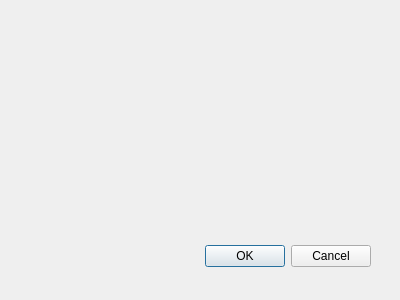
This is qgis_build/treebeard/treebeard_dialog_base.ui in earthlab-education/treebeard as Qt 5 draws it before an edit. The edited form follows.
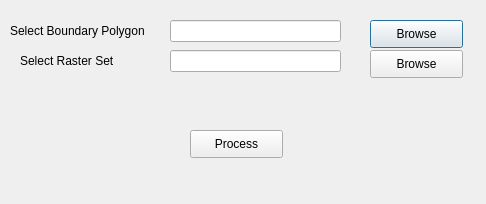
This is the edited form.

Commit message: updated ui references in main file and added docstrings to functions

```diff
--- a/qgis_build/treebeard/treebeard_dialog_base.ui
+++ b/qgis_build/treebeard/treebeard_dialog_base.ui
@@ -1,31 +1,100 @@
 <ui version="4.0" >
  <class>treebeardDialogBase</class>
- <widget class="QDialog" name="treebeardDialogBase" >
-  <property name="geometry" >
+ <widget class="QDialog" name="treebeardDialogBase">
+  <property name="geometry">
    <rect>
     <x>0</x>
     <y>0</y>
-    <width>400</width>
-    <height>300</height>
+    <width>486</width>
+    <height>204</height>
    </rect>
   </property>
   <property name="windowTitle" >
    <string>Treebeard</string>
   </property>
-  <widget class="QDialogButtonBox" name="button_box" >
-   <property name="geometry" >
+  <widget class="QLabel" name="label">
+   <property name="geometry">
     <rect>
-     <x>30</x>
-     <y>240</y>
-     <width>341</width>
-     <height>32</height>
+     <x>10</x>
+     <y>20</y>
+     <width>141</width>
+     <height>21</height>
     </rect>
    </property>
-   <property name="orientation" >
-    <enum>Qt::Horizontal</enum>
+   <property name="text">
+    <string>Select Boundary Polygon</string>
    </property>
-   <property name="standardButtons" >
-    <set>QDialogButtonBox::Cancel|QDialogButtonBox::Ok</set>
+  </widget>
+  <widget class="QLabel" name="label_2">
+   <property name="geometry">
+    <rect>
+     <x>20</x>
+     <y>40</y>
+     <width>131</width>
+     <height>41</height>
+    </rect>
+   </property>
+   <property name="text">
+    <string>Select Raster Set</string>
+   </property>
+  </widget>
+  <widget class="QLineEdit" name="lineEdit">
+   <property name="geometry">
+    <rect>
+     <x>170</x>
+     <y>20</y>
+     <width>171</width>
+     <height>22</height>
+    </rect>
+   </property>
+  </widget>
+  <widget class="QLineEdit" name="lineEdit_2">
+   <property name="geometry">
+    <rect>
+     <x>170</x>
+     <y>50</y>
+     <width>171</width>
+     <height>22</height>
+    </rect>
+   </property>
+  </widget>
+  <widget class="QPushButton" name="pushButton">
+   <property name="geometry">
+    <rect>
+     <x>370</x>
+     <y>20</y>
+     <width>93</width>
+     <height>28</height>
+    </rect>
+   </property>
+   <property name="text">
+    <string>Browse</string>
+   </property>
+  </widget>
+  <widget class="QPushButton" name="pushButton_2">
+   <property name="geometry">
+    <rect>
+     <x>370</x>
+     <y>50</y>
+     <width>93</width>
+     <height>28</height>
+    </rect>
+   </property>
+   <property name="text">
+    <string>Browse</string>
+   </property>
+  </widget>
+  <widget class="QPushButton" name="pushButton_3">
+   <property name="geometry">
+    <rect>
+     <x>190</x>
+     <y>130</y>
+     <width>93</width>
+     <height>28</height>
+    </rect>
+   </property>
+   <property name="text">
+    <string>Process</string>
    </property>
   </widget>
  </widget>
```
Left out of the diff: 40 changed lines with no effect on the pictures. The commit also changes 2 other files.
